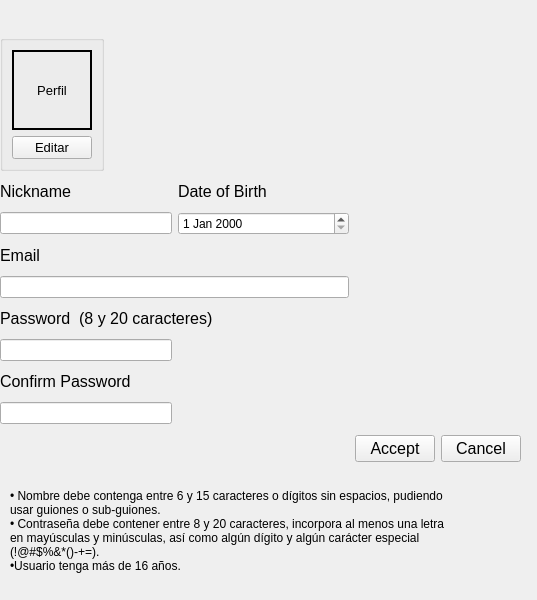
The window that Trabajo/signup.ui (KaiacUPV/PROYECTO-IHM) describes before a commit, drawn with Qt 5.
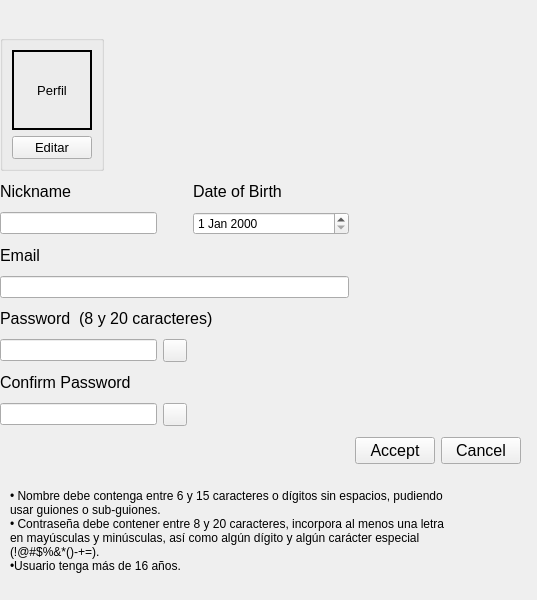
The same window after the commit.

Patch:
```diff
--- a/Trabajo/signup.ui
+++ b/Trabajo/signup.ui
@@ -47,58 +47,7 @@
     </rect>
    </property>
    <layout class="QGridLayout" name="gridLayout">
-    <item row="9" column="3">
-     <widget class="QPushButton" name="Cancel_Button">
-      <property name="font">
-       <font>
-        <pointsize>12</pointsize>
-       </font>
-      </property>
-      <property name="text">
-       <string>Cancel</string>
-      </property>
-     </widget>
-    </item>
-    <item row="3" column="0">
-     <widget class="QLabel" name="leEmail">
-      <property name="sizePolicy">
-       <sizepolicy hsizetype="Maximum" vsizetype="Maximum">
-        <horstretch>0</horstretch>
-        <verstretch>0</verstretch>
-       </sizepolicy>
-      </property>
-      <property name="font">
-       <font>
-        <pointsize>12</pointsize>
-       </font>
-      </property>
-      <property name="text">
-       <string>Email</string>
-      </property>
-     </widget>
-    </item>
-    <item row="7" column="0">
-     <widget class="QLabel" name="Repeat_Label">
-      <property name="sizePolicy">
-       <sizepolicy hsizetype="Preferred" vsizetype="Maximum">
-        <horstretch>0</horstretch>
-        <verstretch>0</verstretch>
-       </sizepolicy>
-      </property>
-      <property name="font">
-       <font>
-        <pointsize>12</pointsize>
-       </font>
-      </property>
-      <property name="text">
-       <string>Confirm Password</string>
-      </property>
-     </widget>
-    </item>
-    <item row="2" column="0">
-     <widget class="QLineEdit" name="txt_nick"/>
-    </item>
-    <item row="6" column="0">
+    <item row="8" column="0">
      <widget class="QLineEdit" name="lineEdit_2">
       <property name="font">
        <font>
@@ -106,11 +55,29 @@
        </font>
       </property>
       <property name="echoMode">
-       <enum>QLineEdit::EchoMode::PasswordEchoOnEdit</enum>
+       <enum>QLineEdit::EchoMode::Password</enum>
       </property>
      </widget>
     </item>
-    <item row="8" column="1">
+    <item row="5" column="0" colspan="4">
+     <widget class="QLabel" name="Password_Label">
+      <property name="sizePolicy">
+       <sizepolicy hsizetype="Preferred" vsizetype="Maximum">
+        <horstretch>0</horstretch>
+        <verstretch>0</verstretch>
+       </sizepolicy>
+      </property>
+      <property name="font">
+       <font>
+        <pointsize>12</pointsize>
+       </font>
+      </property>
+      <property name="text">
+       <string>Password  (8 y 20 caracteres)</string>
+      </property>
+     </widget>
+    </item>
+    <item row="10" column="2">
      <spacer name="horizontalSpacer">
       <property name="orientation">
        <enum>Qt::Orientation::Horizontal</enum>
@@ -123,10 +90,50 @@
       </property>
      </spacer>
     </item>
-    <item row="4" column="0" colspan="2">
+    <item row="2" column="2">
+     <widget class="QDateEdit" name="date_birth"/>
+    </item>
+    <item row="10" column="0">
+     <widget class="QLineEdit" name="lineEdit_3">
+      <property name="echoMode">
+       <enum>QLineEdit::EchoMode::Password</enum>
+      </property>
+     </widget>
+    </item>
+    <item row="4" column="0" colspan="3">
      <widget class="QLineEdit" name="Text_Email"/>
     </item>
-    <item row="9" column="2">
+    <item row="9" column="0">
+     <widget class="QLabel" name="Repeat_Label">
+      <property name="sizePolicy">
+       <sizepolicy hsizetype="Preferred" vsizetype="Maximum">
+        <horstretch>0</horstretch>
+        <verstretch>0</verstretch>
+       </sizepolicy>
+      </property>
+      <property name="font">
+       <font>
+        <pointsize>12</pointsize>
+       </font>
+      </property>
+      <property name="text">
+       <string>Confirm Password</string>
+      </property>
+     </widget>
+    </item>
+    <item row="11" column="4">
+     <widget class="QPushButton" name="Cancel_Button">
+      <property name="font">
+       <font>
+        <pointsize>12</pointsize>
+       </font>
+      </property>
+      <property name="text">
+       <string>Cancel</string>
+      </property>
+     </widget>
+    </item>
+    <item row="11" column="3">
      <widget class="QPushButton" name="Accept_Button">
       <property name="font">
        <font>
@@ -138,7 +145,39 @@
       </property>
      </widget>
     </item>
-    <item row="0" column="0" colspan="4">
+    <item row="10" column="1">
+     <widget class="QToolButton" name="btnShowPass2">
+      <property name="text">
+       <string/>
+      </property>
+     </widget>
+    </item>
+    <item row="1" column="2">
+     <widget class="QLabel" name="lebirth">
+      <property name="sizePolicy">
+       <sizepolicy hsizetype="Maximum" vsizetype="Maximum">
+        <horstretch>0</horstretch>
+        <verstretch>0</verstretch>
+       </sizepolicy>
+      </property>
+      <property name="font">
+       <font>
+        <pointsize>12</pointsize>
+       </font>
+      </property>
+      <property name="text">
+       <string>Date of Birth</string>
+      </property>
+     </widget>
+    </item>
+    <item row="8" column="1">
+     <widget class="QToolButton" name="btnShowPass1">
+      <property name="text">
+       <string/>
+      </property>
+     </widget>
+    </item>
+    <item row="0" column="0" colspan="5">
      <widget class="QGroupBox" name="groupUsuario">
       <property name="sizePolicy">
        <sizepolicy hsizetype="Maximum" vsizetype="Maximum">
@@ -203,10 +242,10 @@
       </layout>
      </widget>
     </item>
-    <item row="5" column="0" colspan="3">
-     <widget class="QLabel" name="Password_Label">
+    <item row="3" column="0">
+     <widget class="QLabel" name="leEmail">
       <property name="sizePolicy">
-       <sizepolicy hsizetype="Preferred" vsizetype="Maximum">
+       <sizepolicy hsizetype="Maximum" vsizetype="Maximum">
         <horstretch>0</horstretch>
         <verstretch>0</verstretch>
        </sizepolicy>
@@ -217,14 +256,7 @@
        </font>
       </property>
       <property name="text">
-       <string>Password  (8 y 20 caracteres)</string>
-      </property>
-     </widget>
-    </item>
-    <item row="8" column="0">
-     <widget class="QLineEdit" name="lineEdit_3">
-      <property name="echoMode">
-       <enum>QLineEdit::EchoMode::PasswordEchoOnEdit</enum>
+       <string>Email</string>
       </property>
      </widget>
     </item>
@@ -246,26 +278,8 @@
       </property>
      </widget>
     </item>
-    <item row="2" column="1">
-     <widget class="QDateEdit" name="date_birth"/>
-    </item>
-    <item row="1" column="1">
-     <widget class="QLabel" name="lebirth">
-      <property name="sizePolicy">
-       <sizepolicy hsizetype="Maximum" vsizetype="Maximum">
-        <horstretch>0</horstretch>
-        <verstretch>0</verstretch>
-       </sizepolicy>
-      </property>
-      <property name="font">
-       <font>
-        <pointsize>12</pointsize>
-       </font>
-      </property>
-      <property name="text">
-       <string>Date of Birth</string>
-      </property>
-     </widget>
+    <item row="2" column="0">
+     <widget class="QLineEdit" name="txt_nick"/>
     </item>
    </layout>
   </widget>
```
